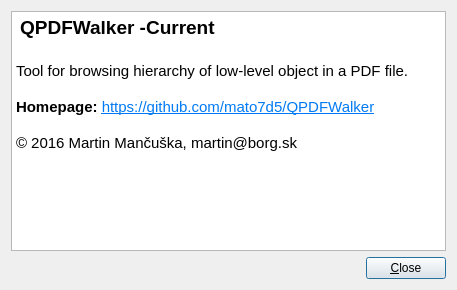
Old version of the form src/aboutdialog.ui in the repository mato7d5/QPDFWalker.
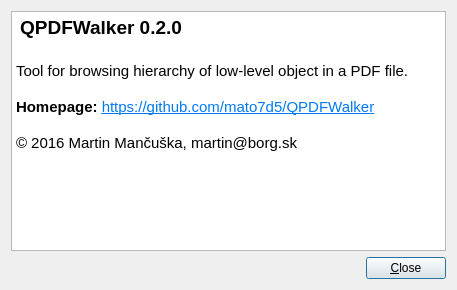
New version of the form. Icons and pictures are not drawn.

```diff
--- a/src/aboutdialog.ui
+++ b/src/aboutdialog.ui
@@ -39,7 +39,7 @@
 &lt;html&gt;&lt;head&gt;&lt;meta name=&quot;qrichtext&quot; content=&quot;1&quot; /&gt;&lt;style type=&quot;text/css&quot;&gt;
 p, li { white-space: pre-wrap; }
 &lt;/style&gt;&lt;/head&gt;&lt;body style=&quot; font-family:'Sans'; font-size:11pt; font-weight:400; font-style:normal;&quot;&gt;
-&lt;p style=&quot; margin-top:0px; margin-bottom:0px; margin-left:0px; margin-right:0px; -qt-block-indent:0; text-indent:0px;&quot;&gt;&lt;img src=&quot;:/icons/app_icon&quot; /&gt; &lt;span style=&quot; font-size:14pt; font-weight:600;&quot;&gt;QPDFWalker -Current&lt;/span&gt;&lt;/p&gt;
+&lt;p style=&quot; margin-top:0px; margin-bottom:0px; margin-left:0px; margin-right:0px; -qt-block-indent:0; text-indent:0px;&quot;&gt;&lt;img src=&quot;:/icons/app_icon&quot; /&gt; &lt;span style=&quot; font-size:14pt; font-weight:600;&quot;&gt;QPDFWalker 0.2.0&lt;/span&gt;&lt;/p&gt;
 &lt;p style=&quot;-qt-paragraph-type:empty; margin-top:0px; margin-bottom:0px; margin-left:0px; margin-right:0px; -qt-block-indent:0; text-indent:0px; font-size:14pt; font-weight:600;&quot;&gt;&lt;br /&gt;&lt;/p&gt;
 &lt;p style=&quot; margin-top:0px; margin-bottom:0px; margin-left:0px; margin-right:0px; -qt-block-indent:0; text-indent:0px;&quot;&gt;Tool for browsing hierarchy of low-level object in a PDF file.&lt;/p&gt;
 &lt;p style=&quot;-qt-paragraph-type:empty; margin-top:0px; margin-bottom:0px; margin-left:0px; margin-right:0px; -qt-block-indent:0; text-indent:0px;&quot;&gt;&lt;br /&gt;&lt;/p&gt;
```
